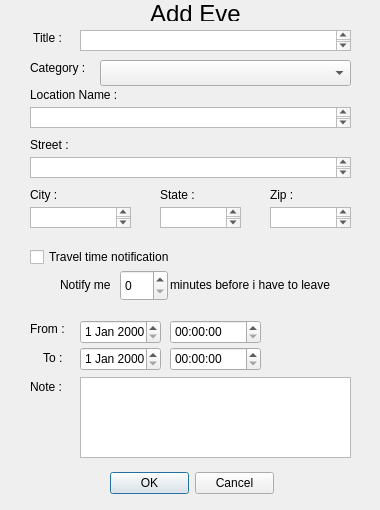
First picture: the form in Calendar/addeventbutton.ui, repository oscarl1127/CSUSM_CS441_Project, before the edit.
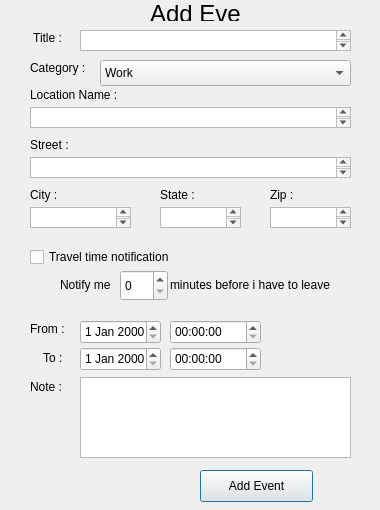
Second picture: the form after the edit.

Commit message: Event Building functionality

```diff
--- a/Calendar/addeventbutton.ui
+++ b/Calendar/addeventbutton.ui
@@ -26,20 +26,7 @@
     <string>&lt;html&gt;&lt;head/&gt;&lt;body&gt;&lt;p&gt;&lt;span style=&quot; font-size:18pt;&quot;&gt;Add Event&lt;/span&gt;&lt;/p&gt;&lt;/body&gt;&lt;/html&gt;</string>
    </property>
   </widget>
-  <widget class="QDialogButtonBox" name="buttonBox">
-   <property name="geometry">
-    <rect>
-     <x>110</x>
-     <y>467</y>
-     <width>164</width>
-     <height>32</height>
-    </rect>
-   </property>
-   <property name="standardButtons">
-    <set>QDialogButtonBox::Cancel|QDialogButtonBox::Ok</set>
-   </property>
-  </widget>
-  <widget class="QTextEdit" name="textEdit">
+  <widget class="QTextEdit" name="Note_Box">
    <property name="geometry">
     <rect>
      <x>80</x>
@@ -311,6 +298,31 @@
      <height>26</height>
     </rect>
    </property>
+   <item>
+    <property name="text">
+     <string>Work</string>
+    </property>
+   </item>
+   <item>
+    <property name="text">
+     <string>School</string>
+    </property>
+   </item>
+   <item>
+    <property name="text">
+     <string>Study</string>
+    </property>
+   </item>
+   <item>
+    <property name="text">
+     <string>Fitness</string>
+    </property>
+   </item>
+   <item>
+    <property name="text">
+     <string>Free Time</string>
+    </property>
+   </item>
   </widget>
   <widget class="QDateEdit" name="dateEdit_2">
    <property name="geometry">
@@ -332,6 +344,19 @@
     </rect>
    </property>
   </widget>
+  <widget class="QPushButton" name="AddEventButton_2">
+   <property name="geometry">
+    <rect>
+     <x>200</x>
+     <y>470</y>
+     <width>113</width>
+     <height>32</height>
+    </rect>
+   </property>
+   <property name="text">
+    <string>Add Event</string>
+   </property>
+  </widget>
  </widget>
  <resources/>
  <connections/>
```
Left out of the diff: 22 changed lines with no effect on the pictures. The commit also changes 36 other files.
